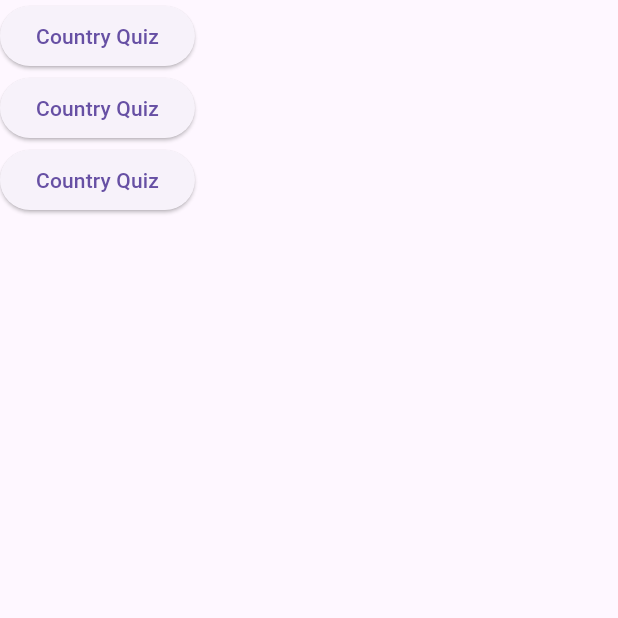
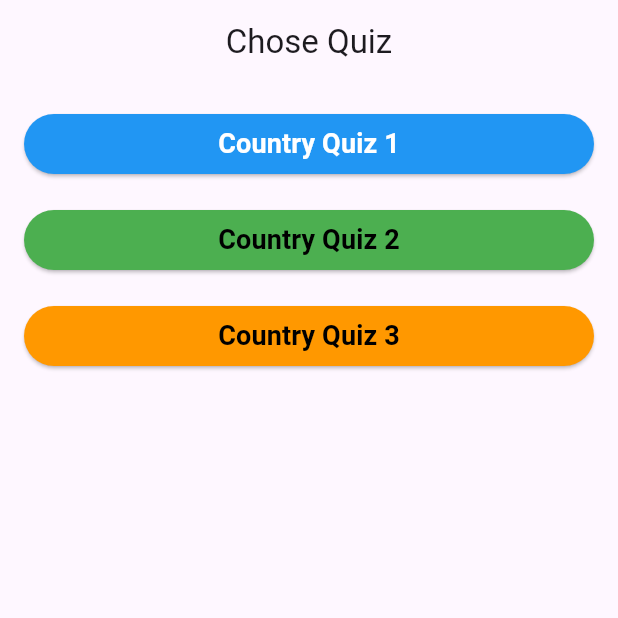
Before and after one commit to ahmedalsaba46/quiz, a Flutter app: the screen it shows after launch, on a phone screen of 412 x 824 dp, the top half of it. Run offline on Flutter 3.47's test engine with Material 3 defaults, Android fonts, the phone set to English and light mode, and no system bars; our stand-ins replace flutter_bloc.

Commit message:
final design

```diff
--- a/lib/switch.dart
+++ b/lib/switch.dart
@@ -9,18 +9,67 @@ class switch_q extends StatelessWidget {
   @override
   Widget build(BuildContext context) {
     return Scaffold(
-      body: Column(children: [
-        ElevatedButton(
-            onPressed: () =>Navigator.of(context).pushNamed("/quiz_page",arguments: 1),
-            child: Text("Country Quiz")),
-        ElevatedButton(
-            onPressed: () =>Navigator.of(context).pushNamed("/quiz_page",arguments: 2),
-
-            child: Text("Country Quiz")),
-        ElevatedButton(
-            onPressed: ()=>Navigator.pushNamed(context, "/quis_page", arguments: 3),
-            child: Text("Country Quiz")),
-      ]),
+      appBar: AppBar(
+        title: Text('Chose Quiz'),
+        centerTitle: true,
+      ),
+      body: Padding(
+        padding: EdgeInsets.all(16.0),
+        child: ListView(
+          children: [
+            ElevatedButton(
+              style: ElevatedButton.styleFrom(
+                primary: Colors.blue,
+                onPrimary: Colors.amber,
+              ),
+              onPressed: () =>
+                  Navigator.of(context).pushNamed("/quiz_page", arguments: 1),
+              child: Text(
+                "Country Quiz 1",
+                style: TextStyle(
+                  color: Colors.white,
+                  fontSize: 18.0,
+                  fontWeight: FontWeight.bold,
+                ),
+              ),
+            ),
+            SizedBox(height: 16.0),
+            ElevatedButton(
+              style: ElevatedButton.styleFrom(
+                primary: Colors.green,
+                onPrimary: Colors.white,
+              ),
+              onPressed: () =>
+                  Navigator.of(context).pushNamed("/quiz_page", arguments: 1),
+              child: Text(
+                "Country Quiz 2",
+                style: TextStyle(
+                  color: Colors.black,
+                  fontSize: 18.0,
+                  fontWeight: FontWeight.bold,
+                ),
+              ),
+            ),
+            SizedBox(height: 16.0),
+            ElevatedButton(
+              style: ElevatedButton.styleFrom(
+                primary: Colors.orange,
+                onPrimary: Colors.white,
+              ),
+              onPressed: () =>
+                  Navigator.of(context).pushNamed("/quiz_page", arguments: 1),
+              child: Text(
+                "Country Quiz 3",
+                style: TextStyle(
+                  color: Colors.black,
+                  fontSize: 18.0,
+                  fontWeight: FontWeight.bold,
+                ),
+              ),
+            ),
+          ],
+        ),
+      ),
     );
   }
 }
```
Also changed, not shown: lib/questions_page.dart (+39 -15 lines).
